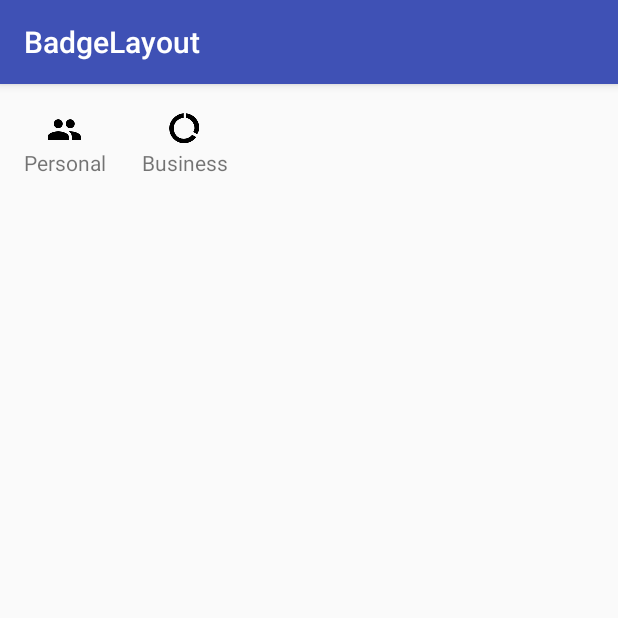
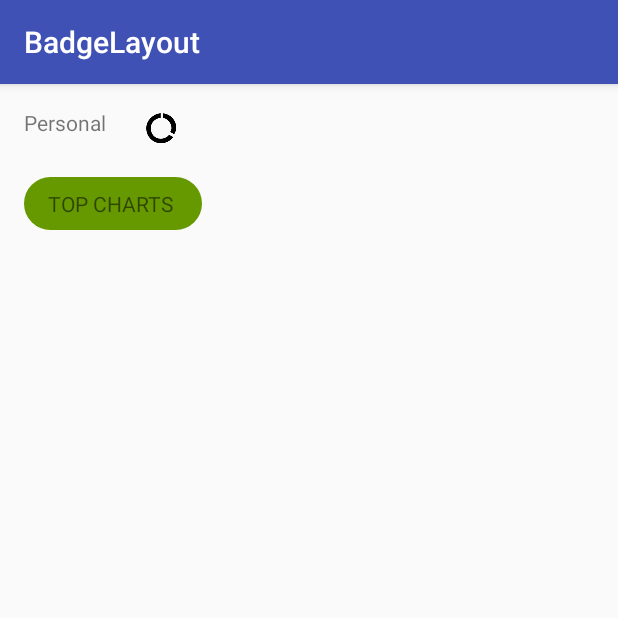
Before and after one commit to wolfemm/BadgeLayout, an Android app: the BadgeLayoutActivity screen opened directly, with no data from a screen before it, on a phone screen of 412 x 824 dp, the top half of it. Run offline under Robolectric (Android 15) with nearby library versions, the phone set to English and light mode, and no system bars.

Commit message:
Add support of badge item background

```diff
--- a/badgelayout/src/main/java/au/com/dardle/widget/BadgeLayout.java
+++ b/badgelayout/src/main/java/au/com/dardle/widget/BadgeLayout.java
@@ -39,6 +39,7 @@ public class BadgeLayout extends FrameLayout {
     };
 
     private int mSpacing;
+    private final int mBadgeBackgroundResId;
 
     public interface OnBadgeClickedListener {
         void onBadgeClicked(Badge badge);
@@ -67,6 +68,7 @@ public class BadgeLayout extends FrameLayout {
         final TintTypedArray tintTypedArray = TintTypedArray.obtainStyledAttributes(context, attrs, R.styleable
                 .BadgeLayout);
         mSpacing = tintTypedArray.getDimensionPixelSize(R.styleable.BadgeLayout_spacing, 8);
+        mBadgeBackgroundResId = tintTypedArray.getResourceId(R.styleable.BadgeLayout_badgeBackground, 0);
     }
 
     @Override
@@ -302,6 +304,9 @@ public class BadgeLayout extends FrameLayout {
             // By default, icon and text are placed vertically and aligned to the center
             setOrientation(VERTICAL);
             setGravity(Gravity.CENTER);
+            if (mBadgeBackgroundResId != 0) {
+                setBackgroundResource(mBadgeBackgroundResId);
+            }
 
             // Add image view for the icon
             mImageView = new ImageView(context);
--- a/badgelayout/src/main/res/values/attrs.xml
+++ b/badgelayout/src/main/res/values/attrs.xml
@@ -3,6 +3,7 @@
 
     <declare-styleable name="BadgeLayout">
         <attr name="spacing" format="dimension" />
+        <attr name="badgeBackground" format="reference" />
     </declare-styleable>
 
     <declare-styleable name="BadgeItem">
--- /dev/null
+++ b/sample/src/main/res/drawable/background_app_badge.xml
@@ -0,0 +1,15 @@
+<?xml version="1.0" encoding="utf-8"?>
+<shape xmlns:android="http://schemas.android.com/apk/res/android"
+    android:shape="rectangle">
+
+    <corners android:radius="24dp" />
+
+    <padding
+        android:bottom="8dp"
+        android:left="16dp"
+        android:right="16dp"
+        android:top="8dp" />
+
+    <solid android:color="@android:color/holo_green_dark" />
+
+</shape>
--- a/sample/src/main/res/layout/fragment_badge_layout_from_xml.xml
+++ b/sample/src/main/res/layout/fragment_badge_layout_from_xml.xml
@@ -14,14 +14,25 @@
         <au.com.dardle.widget.BadgeItem
             android:layout_width="wrap_content"
             android:layout_height="wrap_content"
-            android:icon="@drawable/ic_badge_personal"
             android:text="Personal" />
 
         <au.com.dardle.widget.BadgeItem
             android:layout_width="wrap_content"
             android:layout_height="wrap_content"
-            android:icon="@drawable/ic_badge_business"
-            android:text="Business" />
+            android:icon="@drawable/ic_badge_business" />
+
+    </au.com.dardle.widget.BadgeLayout>
+
+    <au.com.dardle.widget.BadgeLayout
+        android:layout_width="match_parent"
+        android:layout_height="wrap_content"
+        app:badgeBackground="@drawable/background_app_badge"
+        app:spacing="24dp">
+
+        <au.com.dardle.widget.BadgeItem
+            android:layout_width="wrap_content"
+            android:layout_height="wrap_content"
+            android:text="TOP CHARTS " />
 
     </au.com.dardle.widget.BadgeLayout>
 
```
